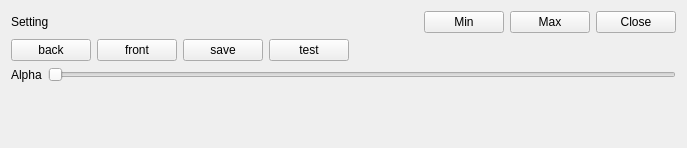
Above: widget.ui from qiuzhiqian/wpmaster before the change. Below: the same form after it.
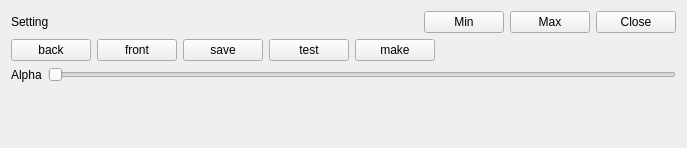
That is the form after the change.

```diff
--- a/widget.ui
+++ b/widget.ui
@@ -79,6 +79,13 @@
        </property>
       </widget>
      </item>
+     <item>
+      <widget class="QPushButton" name="btn_make">
+       <property name="text">
+        <string>make</string>
+       </property>
+      </widget>
+     </item>
      <item>
       <spacer name="horizontalSpacer">
        <property name="orientation">
```
